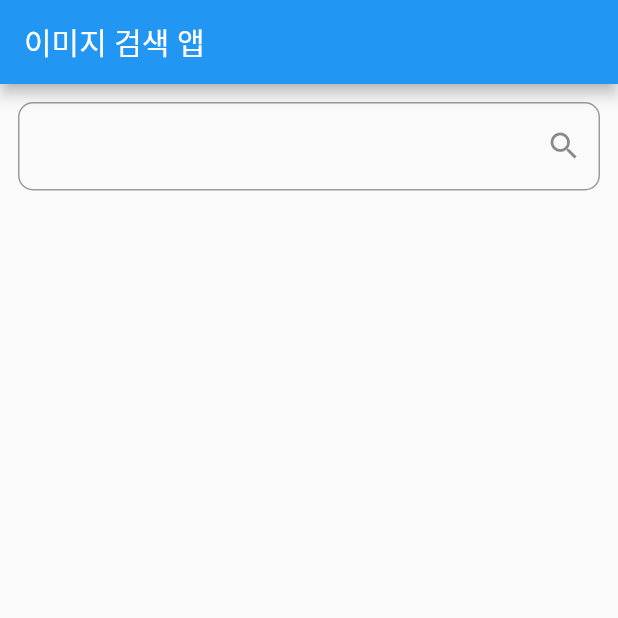
After one commit to wyongjae/image_search_app_prac, a Flutter app: the screen it shows after launch, on a phone screen of 412 x 824 dp, the top half of it. The commit adds this screen. Run offline on Flutter 3.47's test engine with Material 2 defaults, Android fonts, the phone set to English and light mode, and no system bars.

Commit message:
Add: thumbnail search page

```diff
--- a/lib/data/photo_data/photo_json_data.dart
+++ b/lib/data/photo_data/photo_json_data.dart
@@ -12,7 +12,6 @@ class PhotoJsonData {
     Map<String, dynamic> jsonResponse = jsonDecode(jsonString);
 
     PhotoData photoData = PhotoData.fromJson(jsonResponse);
-
     return photoData.hits;
   }
 }
--- a/lib/data/thumbnail_data/thumbnail_json_data.dart
+++ b/lib/data/thumbnail_data/thumbnail_json_data.dart
@@ -8,12 +8,11 @@ class ThumbnailJsonData {
     return await rootBundle.loadString('assets/thumbnail.json');
   }
 
-  Future<List<Thumbnail>> loadPhoto() async {
+  Future<List<Thumbnail>> loadThumbnail() async {
     String jsonString = await loadThumbnailAsset();
     final jsonResponse = jsonDecode(jsonString);
 
     ThumbnailList thumbnailList = ThumbnailList.fromJson(jsonResponse);
-
     return thumbnailList.thumbnails;
   }
 }
--- a/lib/main.dart
+++ b/lib/main.dart
@@ -1,5 +1,5 @@
 import 'package:flutter/material.dart';
-import 'package:image_search_app_prac/presentation/search_page.dart';
+import 'package:image_search_app_prac/presentation/thumbnail_search_page.dart';
 
 void main() {
   runApp(const MyApp());
@@ -15,7 +15,7 @@ class MyApp extends StatelessWidget {
       theme: ThemeData(
         primarySwatch: Colors.blue,
       ),
-      home: const SearchPage(),
+      home: const ThumbnailSearchPage(),
     );
   }
 }
--- /dev/null
+++ b/lib/presentation/thumbnail_search_page.dart
@@ -0,0 +1,87 @@
+import 'package:flutter/material.dart';
+import 'package:image_search_app_prac/data/thumbnail_data/thumbnail_data.dart';
+import 'package:image_search_app_prac/data/thumbnail_data/thumbnail_json_data.dart';
+import 'package:image_search_app_prac/presentation/components/photo_widget.dart';
+
+class ThumbnailSearchPage extends StatefulWidget {
+  const ThumbnailSearchPage({Key? key}) : super(key: key);
+
+  @override
+  State<ThumbnailSearchPage> createState() => _ThumbnailSearchPageState();
+}
+
+class _ThumbnailSearchPageState extends State<ThumbnailSearchPage> {
+  bool isLoading = false;
+
+  final thumbnailJsonData = ThumbnailJsonData();
+
+  List<Thumbnail> thumbnails = [];
+
+  Future<void> delay() async {
+    setState(() {
+      isLoading = true;
+    });
+
+    await Future.delayed(const Duration(seconds: 3));
+
+    thumbnails = await thumbnailJsonData.loadThumbnail();
+
+    setState(() {
+      isLoading = false;
+    });
+  } // 3초간 로딩 화면 표시 후 데이터 호출
+
+  @override
+  Widget build(BuildContext context) {
+    return Scaffold(
+      appBar: AppBar(
+        title: const Text(
+          '이미지 검색 앱',
+          textAlign: TextAlign.center,
+        ),
+      ),
+      body: Padding(
+        padding: const EdgeInsets.all(12.0),
+        child: Column(
+          crossAxisAlignment: CrossAxisAlignment.center,
+          children: [
+            TextField(
+              decoration: InputDecoration(
+                suffixIcon: IconButton(
+                    onPressed: () async {
+                      await delay();
+                    },
+                    icon: const Icon(Icons.search)),
+                border: OutlineInputBorder(
+                  borderRadius: BorderRadius.circular(10),
+                ),
+              ),
+            ),
+            isLoading
+                ? const CircularProgressIndicator()
+                : Expanded(
+              child: GridView.builder(
+                  padding: const EdgeInsets.only(top: 10),
+                  itemCount: thumbnails.length,
+                  gridDelegate:
+                  const SliverGridDelegateWithFixedCrossAxisCount(
+                    crossAxisCount: 2,
+                    crossAxisSpacing: 16,
+                    mainAxisSpacing: 16,
+                  ),
+                  itemBuilder: (context, index) {
+                    return GestureDetector(
+                        onTap: () {
+                          print(thumbnails[index].url);
+                        },
+                        child: PhotoWidget(
+                          url: thumbnails[index].thumbnailUrl,
+                        ));
+                  }),
+            )
+          ],
+        ),
+      ),
+    );
+  }
+}
```
Also changed, not shown: lib/presentation/photo_search_page.dart (renamed from lib/presentation/search_page.dart, +5 -3 lines).
